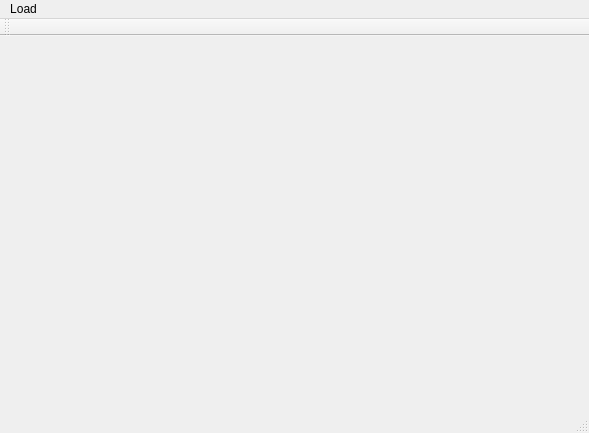
First picture: the form in LFR-ReaderQT/mainwindow.ui, repository cpetry/Lightfield-Reader, before the edit.
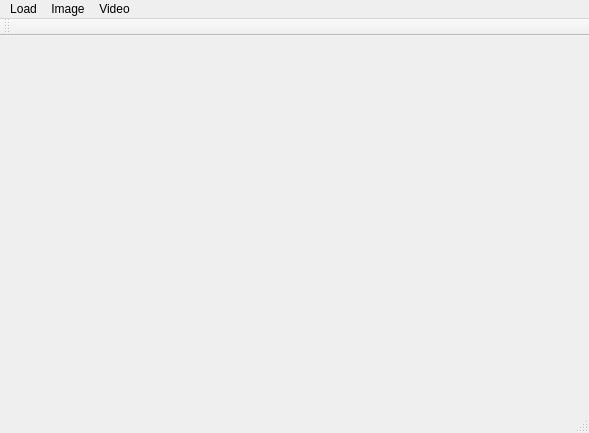
Second picture: the form after the edit.

Commit message: finished first working light field video player

Diff of the .ui file:
```diff
--- a/LFR-ReaderQT/mainwindow.ui
+++ b/LFR-ReaderQT/mainwindow.ui
@@ -28,9 +28,24 @@
      <string>Load</string>
     </property>
     <addaction name="actionLFP"/>
+    <addaction name="actionExtractLFFolder"/>
+   </widget>
+   <widget class="QMenu" name="menuVideo">
+    <property name="title">
+     <string>Video</string>
+    </property>
+    <addaction name="actionCreateFromPNGs"/>
+    <addaction name="actionPlayer"/>
+   </widget>
+   <widget class="QMenu" name="menuImage">
+    <property name="title">
+     <string>Image</string>
+    </property>
     <addaction name="actionLFImage"/>
    </widget>
    <addaction name="menuLoad"/>
+   <addaction name="menuImage"/>
+   <addaction name="menuVideo"/>
   </widget>
   <widget class="QToolBar" name="mainToolBar">
    <attribute name="toolBarArea">
```
Left out of the diff: 15 changed lines with no effect on the pictures. The commit also changes 7 other files.
